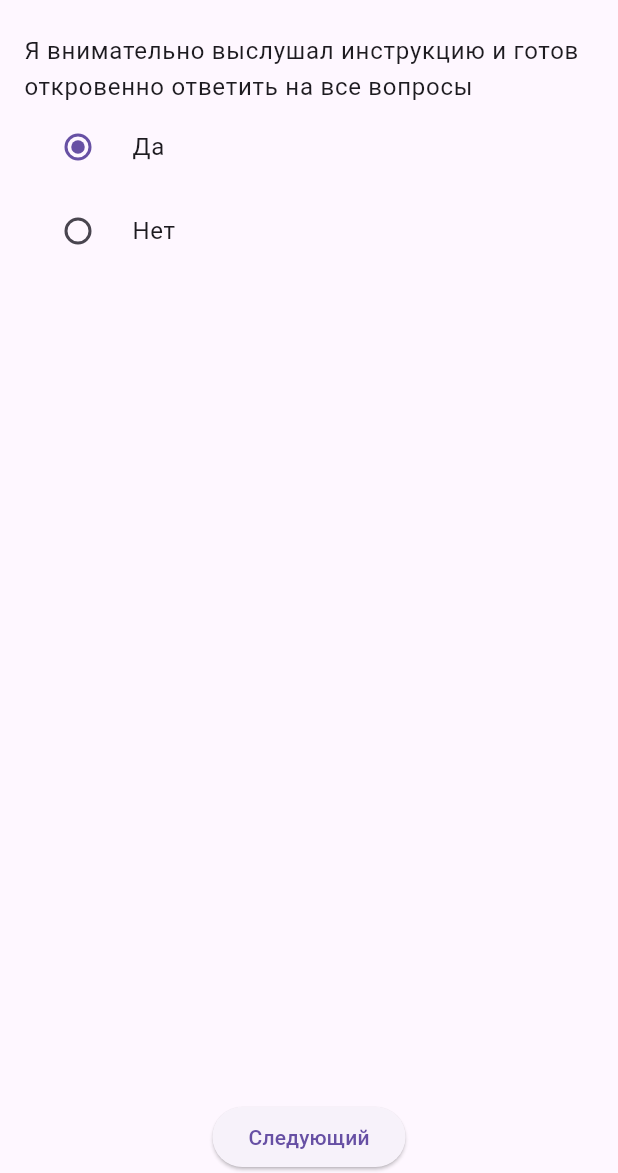
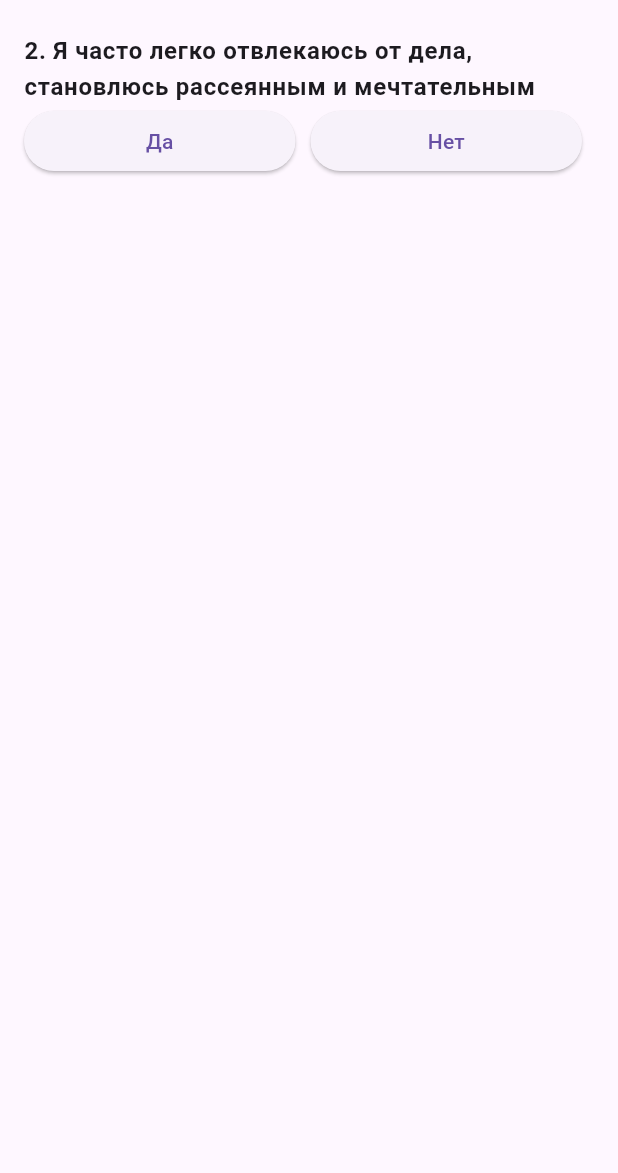
Before and after one commit to nazerkeutetileu/psychologyApp, a Flutter app: the screen it shows after launch, after a tap on "Да", on a phone screen of 412 x 824 dp, the part 63-1236 px from its top. Run offline on Flutter 3.47's test engine with Material 3 defaults, Android fonts, the phone set to English and light mode, and no system bars.

Commit message:
after clicking yes or no its another question and numbers of questions are added

```diff
--- a/lib/main.dart
+++ b/lib/main.dart
@@ -28,94 +28,97 @@ class QuizScreen extends StatefulWidget {
 
 class _QuizScreenState extends State<QuizScreen> {
   final List<Question> _questions = [
+    Question(1,
+        "Я внимательно выслушал инструкцию и готов откровенно ответить на все вопросы"),
+    Question(2,
+        "Я часто легко отвлекаюсь от дела, становлюсь рассеянным и мечтательным"),
+    Question(3, "Я устаю быстрее, чем большинство окружающих меня людей"),
+    Question(4, "Иногда я могу похвастаться"),
+    Question(5, "У меня часто бывает веселое настроение."),
+    Question(6, "Меня часто одолевают грустные мысли"),
+    Question(7, "Я люблю общение с людьми"),
+    Question(8, "Нередко чувствую, что у меня немеют или холодеют руки и ноги"),
+    Question(9, "Я быстро забываю об огорчениях"),
+    Question(10, "Иногда ощущаю стук в висках и пульсацию в области шеи"),
+    Question(11, "Я люблю развлекаться в веселой компании"),
+    Question(12, "В моей семье есть нервные люди"),
+    Question(13,
+        "Бывает что я с уверенностью говорю о вещах, в которых слабо разбираюсь"),
+    Question(14, "Временами чувствую себя беспомощным"),
+    Question(15, "У меня много хороших знакомых"),
+    Question(16, "У меня часто болит голова"),
+    Question(17, "Я почти всегда подвижен и активен"),
+    Question(18,
+        "Если я сидел, а потом резко встал, то у меня темнеет в глазах и кружиться голова"),
+    Question(19, "Иногда я ссылаюсь на болезнь, чтобы избежать неприятностей"),
+    Question(20, "Бывает, что я проявляю интерес к запретным темам"),
+    Question(21, "У меня часто бывают приступы плохого настроения"),
+    Question(22, "Мои друзья поражаются моей работоспособности и неутомимости"),
+    Question(23, "Я человек чувствительный и возбуждаемый"),
+    Question(24, "Все проблемы в жизни разрешимы"),
+    Question(25, "У меня бывают приступы дрожи"),
+    Question(26, "Я люблю рассказывать анекдоты и веселые истории"),
+    Question(27, "Временами мне хотелось навсегда уйти из дома"),
+    Question(28, "Я часто волнуюсь из-за пустяков"),
+    Question(29, "В свое оправдание я иногда кое-что выдумываю"),
+    Question(30, "Иногда вдруг весь покрываюсь потом"),
+    Question(31, "Бывает, что я не выполняю своих обещаний"),
+    Question(32, "Порой мне кажется, что я не на что не гожусь"),
+    Question(33, "Не все мои знакомые мне нравятся"),
+    Question(34, "Часто у меня нет аппетита"),
+    Question(35, "Легко могу развеселить самую скучную компанию"),
+    Question(36, "Привычки некоторых членов семьи меня раздражают"),
     Question(
-        "Я внимательно выслушал инструкцию и готов откровенно ответить на все вопросы"),
+        37, "Я легко нахожу тему для разговора даже с незнакомым человеком"),
+    Question(38,
+        "Мне кажется, что я постоянно нахожусь в каком-то напряжении и мне трудно расслабиться"),
+    Question(39, "Часто мне хочется умереть"),
+    Question(40, "Меня считают человеком веселым и общительным"),
+    Question(41, "Я все принимаю близко к сердцу"),
+    Question(42,
+        "У меня часто возникают боли «под ложечкой» и различные неприятные ощущения в животе"),
+    Question(43, "Я всегда готов поговорить и со знакомыми и с незнакомыми"),
+    Question(44,
+        "Если я чем-то сильно взволнован или раздражен, то чувствую это как бы всем телом"),
+    Question(45, "Я много мечтаю, но никому об этом не говорю"),
+    Question(46,
+        "Иногда я полон энергии так, что все горит в моих руках, а иногда - совсем вялый"),
+    Question(47, "Я не всегда говорю правду"),
+    Question(48, "На спор я могу сделать все, что угодно"),
+    Question(49,
+        "Я так остро переживаю неприятности, что долго не могу выкинуть из головы мысли об этом"),
+    Question(50, "Я часто чувствую себя вялым и усталым"),
+    Question(51, "Я люблю подшучивать над другими"),
+    Question(52, "Критика и замечания всегда очень задевают меня"),
+    Question(53, "Мне часто снятся кошмары"),
+    Question(54, "Я способен дать волю чувствам и повеселиться в компании"),
     Question(
-        "Я часто легко отвлекаюсь от дела, становлюсь рассеянным и мечтательным"),
-    Question("Я устаю быстрее, чем большинство окружающих меня людей"),
-    Question("Иногда я могу похвастаться"),
-    Question("У меня часто бывает веселое настроение."),
-    Question("Меня часто одолевают грустные мысли"),
-    Question("Я люблю общение с людьми"),
-    Question("Нередко чувствую, что у меня немеют или холодеют руки и ноги"),
-    Question("Я быстро забываю об огорчениях"),
-    Question("Иногда ощущаю стук в висках и пульсацию в области шеи"),
-    Question("Я люблю развлекаться в веселой компании"),
-    Question("В моей семье есть нервные люди"),
+        55, "Иногда без видимой причины чувствую себя вялым и подавленным"),
+    Question(56, "У меня часто бывает бессонница"),
+    Question(57, "Иногда я передаю слухи и сплетни"),
+    Question(58, "Я ко всему отношусь достаточно легко"),
+    Question(59,
+        "Почти ежедневно думаю о том, насколько бы я лучше жил, если бы меня преследовали неудачи"),
+    Question(60, "Я — уверенный в себе человек"),
+    Question(61, "Меня часто беспокоит чувство вины"),
+    Question(62, "Я хожу быстро"),
     Question(
-        "Бывает что я с уверенностью говорю о вещах, в которых слабо разбираюсь"),
-    Question("Временами чувствую себя беспомощным"),
-    Question("У меня много хороших знакомых"),
-    Question("У меня часто болит голова"),
-    Question("Я почти всегда подвижен и активен"),
+        63, "Нередко бывают ситуации, когда легко потерять надежду на успех"),
     Question(
-        "Если я сидел, а потом резко встал, то у меня темнеет в глазах и кружиться голова"),
-    Question("Иногда я ссылаюсь на болезнь, чтобы избежать неприятностей"),
-    Question("Бывает, что я проявляю интерес к запретным темам"),
-    Question("У меня часто бывают приступы плохого настроения"),
-    Question("Мои друзья поражаются моей работоспособности и неутомимости"),
-    Question("Я человек чувствительный и возбудимый"),
-    Question("Все проблемы в жизни разрешимы"),
-    Question("У меня бывают приступы дрожи"),
-    Question("Я люблю рассказывать анекдоты и веселые истории"),
-    Question("Временами мне хотелось навсегда уйти из дома"),
-    Question("Я часто волнуюсь из-за пустяков"),
-    Question("В свое оправдание я иногда кое-что выдумываю"),
-    Question("Иногда вдруг весь покрываюсь потом"),
-    Question("Бывает, что я не выполняю своих обещаний"),
-    Question("Порой мне кажется, что я не на что не гожусь"),
-    Question("Не все мои знакомые мне нравятся"),
-    Question("Часто у меня нет аппетита"),
-    Question("Легко могу развеселить самую скучную компанию"),
-    Question("Привычки некоторых членов семьи меня раздражают"),
-    Question("Я легко нахожу тему для разговора даже с незнакомым человеком"),
-    Question(
-        "Мне кажется, что я постоянно нахожусь в каком-то напряжении и мне трудно расслабиться"),
-    Question("Часто мне хочется умереть"),
-    Question("Меня считают человеком веселым и общительным"),
-    Question("Я все принимаю близко к сердцу"),
-    Question(
-        "У меня часто возникают боли «под ложечкой» и различные неприятные ощущения в животе"),
-    Question("Я всегда готов поговорить и со знакомыми и с незнакомыми"),
-    Question(
-        "Если я чем-то сильно взволнован или раздражен, то чувствую это как бы всем телом"),
-    Question("Я много мечтаю, но никому об этом не говорю"),
-    Question(
-        "Иногда я полон энергии так, что все горит в моих руках, а иногда - совсем вялый"),
-    Question("Я не всегда говорю правду"),
-    Question("На спор я могу сделать все, что угодно"),
-    Question(
-        "Я так остро переживаю неприятности, что долго не могу выкинуть из головы мысли об этом"),
-    Question("Я часто чувствую себя вялым и усталым"),
-    Question("Я люблю подшучивать над другими"),
-    Question("Критика и замечания всегда очень задевают меня"),
-    Question("Мне часто снятся кошмары"),
-    Question("Я способен дать волю чувствам и повеселиться в компании"),
-    Question("Иногда без видимой причины чувствую себя вялым и подавленным"),
-    Question("У меня часто бывает бессонница"),
-    Question(" Иногда я передаю слухи и сплетни"),
-    Question("Я ко всему отношусь достаточно легко"),
-    Question(
-        "Почти ежедневно думаю о том, насколько бы я лучше жил, если бы меня преследовали неудачи"),
-    Question("Я — уверенный в себе человек"),
-    Question(" Меня часто беспокоит чувство вины"),
-    Question("Я хожу быстро"),
-    Question("Нередко бывают ситуации, когда легко потерять надежду на успех"),
-    Question(
-        "Часто мне не спиться из-за того, что в голову лезут разные мысли"),
-    Question("Мне кажется, что другие часто смеются надо мной"),
-    Question("Я — человек беспечный"),
-    Question("Иногда у меня бывают такие мысли, которых нужно стыдиться"),
-    Question("У меня часто бывают сильные сердцебиения"),
-    Question("Даже среди людей я чувствую себя одиноким"),
-    Question("Иногда я много говорю и мне трудно остановиться"),
-    Question(
+        64, "Часто мне не спиться из-за того, что в голову лезут разные мысли"),
+    Question(65, "Мне кажется, что другие часто смеются надо мной"),
+    Question(66, "Я — человек беспечный"),
+    Question(67, "Иногда у меня бывают такие мысли, которых нужно стыдиться"),
+    Question(68, "У меня часто бывают сильные сердцебиения"),
+    Question(69, "Даже среди людей я чувствую себя одиноким"),
+    Question(70, "Иногда я много говорю и мне трудно остановиться"),
+    Question(71,
         "Я постоянно нуждаюсь в друзьях, которые меня понимают, могут ободрить, утешить"),
-    Question(
+    Question(72,
         "Иногда я отказываюсь от начатого дела, так как не верю в свои силы"),
-    Question(
+    Question(73,
         "У меня бывают периоды, когда меня сильно раздражают яркий свет, яркие краски, сильный шум, хотя на других людей это так не действует"),
-    Question("У меня есть плохие привычки"),
+    Question(74, "У меня есть плохие привычки"),
   ];
 
   int counter1 = 0;
@@ -124,7 +127,6 @@ class _QuizScreenState extends State<QuizScreen> {
   int counter4 = 0;
   final Map<int, String> _selectedAnswers = {};
   int currentIndex = 0;
-
   void _answerQuestion(String? value) {
     setState(() {
       _selectedAnswers[currentIndex] = value!;
@@ -214,13 +216,18 @@ class _QuizScreenState extends State<QuizScreen> {
           counter4++;
         }
       }
+      _nextQuestion();
     });
   }
 
   void _nextQuestion() {
-    setState(() {
-      currentIndex++;
-    });
+    if (currentIndex < _questions.length - 1) {
+      setState(() {
+        currentIndex++;
+      });
+    } else {
+      _submitTest();
+    }
   }
 
   void _submitTest() {
@@ -267,21 +274,35 @@ class _QuizScreenState extends State<QuizScreen> {
                 return Visibility(
                   visible: currentIndex == index,
                   child: ListTile(
-                    title: Text(_questions[index].questionText),
-                    subtitle: Column(
+                    title: Column(
                       crossAxisAlignment: CrossAxisAlignment.start,
                       children: [
-                        RadioListTile<String>(
-                          title: const Text('Да'),
-                          value: 'Yes',
-                          groupValue: _selectedAnswers[index],
-                          onChanged: _answerQuestion,
+                        Text(
+                          '${_questions[index].number}. ${_questions[index].questionText}',
+                          style: TextStyle(
+                            fontWeight: FontWeight.bold,
+                          ),
                         ),
-                        RadioListTile<String>(
-                          title: const Text('Нет'),
-                          value: 'No',
-                          groupValue: _selectedAnswers[index],
-                          onChanged: _answerQuestion,
+                      ],
+                    ),
+                    subtitle: Row(
+                      children: [
+                        Expanded(
+                          child: ElevatedButton(
+                            onPressed: () {
+                              _answerQuestion('Yes');
+                            },
+                            child: const Text('Да'),
+                          ),
+                        ),
+                        const SizedBox(width: 10),
+                        Expanded(
+                          child: ElevatedButton(
+                            onPressed: () {
+                              _answerQuestion('No');
+                            },
+                            child: const Text('Нет'),
+                          ),
                         ),
                       ],
                     ),
@@ -290,36 +311,6 @@ class _QuizScreenState extends State<QuizScreen> {
               },
             ),
           ),
-          if (currentIndex != _questions.length - 1)
-            ElevatedButton(
-              onPressed: () {
-                if (_selectedAnswers[currentIndex] != null) {
-                  _nextQuestion();
-                } else {
-                  ScaffoldMessenger.of(context).showSnackBar(
-                    const SnackBar(
-                      content: Text('Выберите один вариант'),
-                    ),
-                  );
-                }
-              },
-              child: const Text('Следующий'),
-            )
-          else
-            ElevatedButton(
-              onPressed: () {
-                if (_selectedAnswers[currentIndex] != null) {
-                  _submitTest();
-                } else {
-                  ScaffoldMessenger.of(context).showSnackBar(
-                    const SnackBar(
-                      content: Text('Выберите один вариант'),
-                    ),
-                  );
-                }
-              },
-              child: const Text('Закончить тест'),
-            ),
         ],
       ),
     );
@@ -327,7 +318,8 @@ class _QuizScreenState extends State<QuizScreen> {
 }
 
 class Question {
+  final int number;
   final String questionText;
 
-  Question(this.questionText);
+  Question(this.number, this.questionText);
 }
```
Also changed, not shown: 1 other file.
